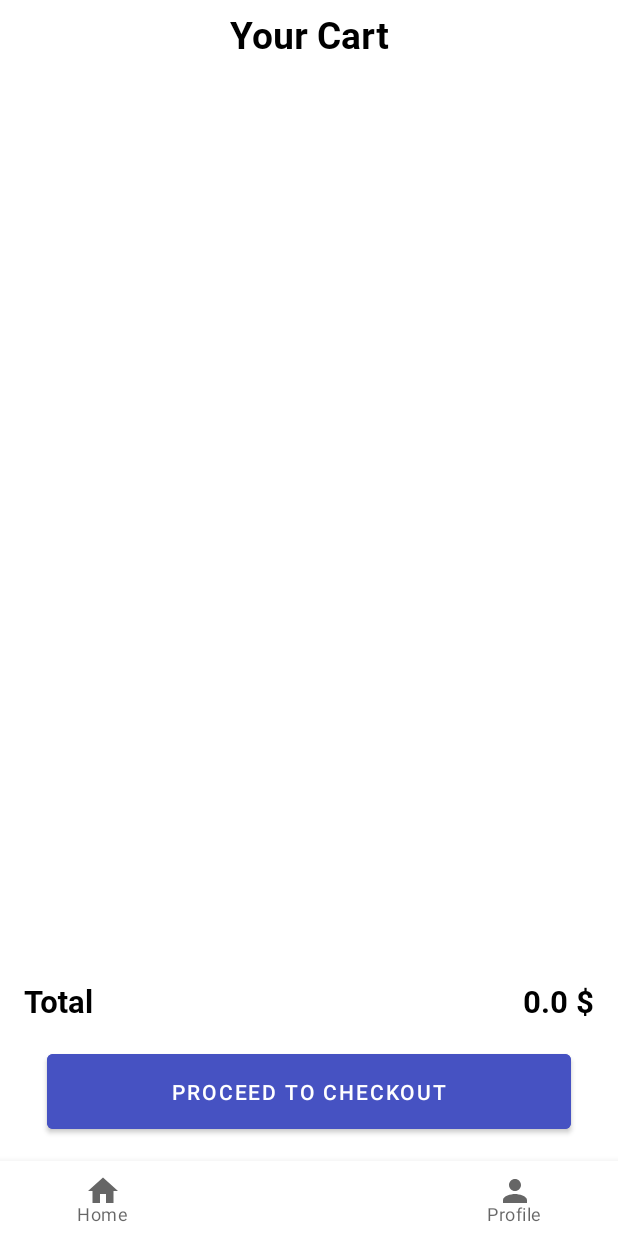
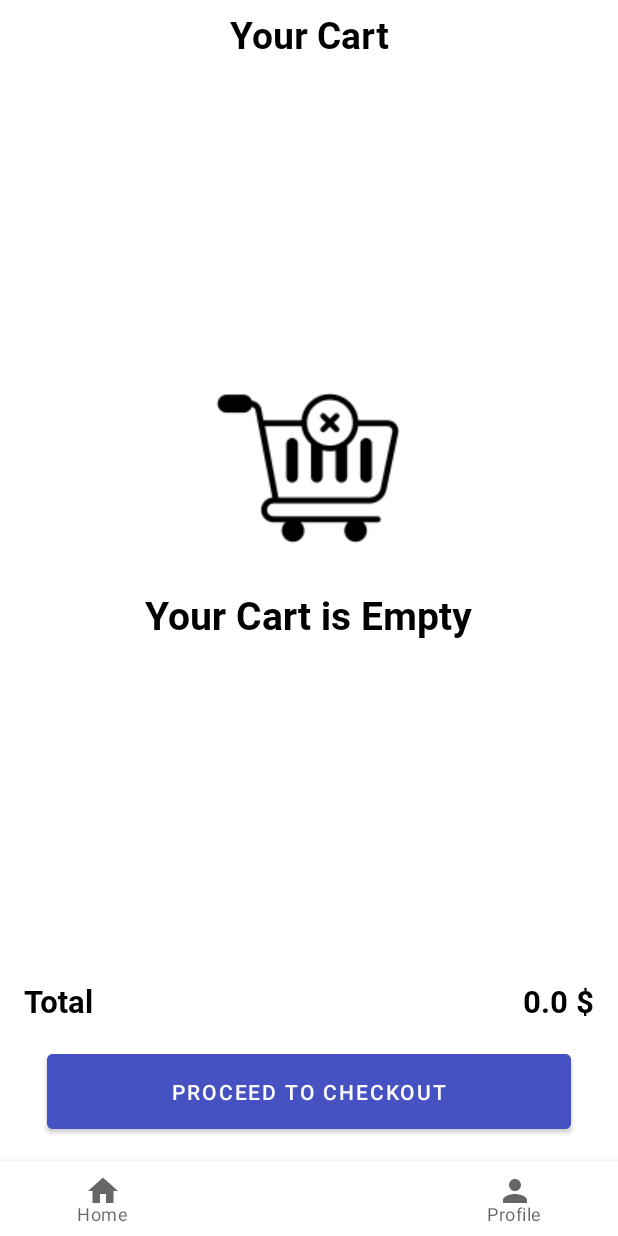
Before and after one commit to SeifEldinMohamed/EcommerceApp, an Android app: the CartFragment screen opened through its navigation route, on a phone screen of 412 x 824 dp. Run offline under Robolectric (Android 15) with nearby library versions, the phone set to English and light mode, and no system bars; our stand-ins replace Dagger/Hilt's generated code, Picasso, navigation-ui, sdp/ssp sizes; pictures from the network do not load.

Commit message:
Latest Version For Reviewing

```diff
--- a/app/src/main/java/com/seif/ecommerceapp/ui/cartfragment/CartFragment.kt
+++ b/app/src/main/java/com/seif/ecommerceapp/ui/cartfragment/CartFragment.kt
@@ -13,11 +13,11 @@ import com.seif.ecommerceapp.databinding.FragmentCartBinding
 import dagger.hilt.android.AndroidEntryPoint
 
 @AndroidEntryPoint
-class CartFragment : Fragment(), OnDeleteOrderClickListener{
+class CartFragment : Fragment(), OnDeleteOrderClickListener {
     private lateinit var binding: FragmentCartBinding
     private val ordersAdapter: OrdersAdapter by lazy { OrdersAdapter() }
     lateinit var cartViewModel: CartViewModel
-    lateinit var orderList:List<OrderEntity>
+    lateinit var orderList: List<OrderEntity>
     override fun onCreateView(
         inflater: LayoutInflater, container: ViewGroup?,
         savedInstanceState: Bundle?
@@ -35,17 +35,25 @@ class CartFragment : Fragment(), OnDeleteOrderClickListener{
         ordersAdapter.addView(binding.root)
         ordersAdapter.addListener(this)
 
-      //  ordersAdapter.addOrders(createDummyData())
+        //  ordersAdapter.addOrders(createDummyData())
         readOrders()
 
     }
 
     private fun readOrders() {
-        cartViewModel.readOrders.observe(requireActivity()){
+        cartViewModel.readOrders.observe(requireActivity()) {
             it?.let {
-                   ordersAdapter.addOrders(it)
-                   binding.tvSubtotal.text = "${cartViewModel.calculateTotalPrice(it)} $"
-
+                ordersAdapter.addOrders(it)
+                binding.tvSubtotal.text = "${cartViewModel.calculateTotalPrice(it)} $"
+                if (it.isEmpty()) {
+                    binding.tvEmptyCart.visibility = View.VISIBLE
+                    binding.ivEmptyCart.visibility = View.VISIBLE
+                    binding.rvOrderedProducts.visibility = View.GONE
+                } else {
+                    binding.tvEmptyCart.visibility = View.GONE
+                    binding.ivEmptyCart.visibility = View.GONE
+                    binding.rvOrderedProducts.visibility = View.VISIBLE
+                }
             }
         }
     }
--- a/app/src/main/java/com/seif/ecommerceapp/ui/homefragment/ProductAdapter.kt
+++ b/app/src/main/java/com/seif/ecommerceapp/ui/homefragment/ProductAdapter.kt
@@ -15,7 +15,7 @@ class ProductAdapter: RecyclerView.Adapter<ProductAdapter.MyViewHolder>() {
     class MyViewHolder(private val binding: ItemProductRowBinding): RecyclerView.ViewHolder(binding.root) {
         fun bind(product: Product) {
             binding.tvProductName.text = product.productName
-            binding.tvPrice.text = "${product.price.toInt()} $"
+            binding.tvPrice.text = "${product.price} $"
             Picasso.get().load(product.photo).into(binding.ivProduct)
 
             binding.cvProduct.setOnClickListener {
--- a/app/src/main/res/layout/fragment_cart.xml
+++ b/app/src/main/res/layout/fragment_cart.xml
@@ -24,6 +24,7 @@
         android:minHeight="?attr/actionBarSize"
         android:theme="?attr/actionBarTheme"
         app:layout_constraintEnd_toEndOf="parent"
+        app:layout_constraintHorizontal_bias="0.0"
         app:layout_constraintStart_toStartOf="parent"
         app:layout_constraintTop_toTopOf="parent" />
 
@@ -35,9 +36,9 @@
         android:text="@string/cart"
         android:textColor="@color/black"
         android:textSize="@dimen/_19ssp"
-        app:layout_constraintBottom_toTopOf="@+id/rv_ordered_products"
         app:layout_constraintEnd_toEndOf="@+id/tbCart"
         app:layout_constraintStart_toStartOf="@+id/tbCart"
+        app:layout_constraintBottom_toBottomOf="@+id/tbCart"
         app:layout_constraintTop_toTopOf="@+id/tbCart" />
 
     <androidx.constraintlayout.widget.ConstraintLayout
@@ -93,5 +94,32 @@
 
     </androidx.constraintlayout.widget.ConstraintLayout>
 
+    <ImageView
+        android:id="@+id/iv_empty_cart"
+        android:layout_width="wrap_content"
+        android:layout_height="wrap_content"
+        android:layout_marginTop="248dp"
+        android:contentDescription="@string/empty_shopping_cart_image_description"
+        android:src="@drawable/ic_empty_cart"
+        android:visibility="gone"
+        app:layout_constraintEnd_toEndOf="parent"
+        app:layout_constraintHorizontal_bias="0.498"
+        app:layout_constraintStart_toStartOf="parent"
+        app:layout_constraintTop_toTopOf="parent" />
+
+    <TextView
+        android:id="@+id/tv_empty_cart"
+        android:layout_width="wrap_content"
+        android:layout_height="wrap_content"
+        android:layout_marginTop="16dp"
+        android:fontFamily="@font/roboto_bold"
+        android:text="@string/your_cart_is_empty"
+        android:textColor="@color/black"
+        android:textSize="@dimen/_20ssp"
+        android:visibility="gone"
+        app:layout_constraintEnd_toEndOf="@+id/iv_empty_cart"
+        app:layout_constraintStart_toStartOf="@+id/iv_empty_cart"
+        app:layout_constraintTop_toBottomOf="@+id/iv_empty_cart" />
+
 
 </androidx.constraintlayout.widget.ConstraintLayout>
--- a/app/src/main/res/values/strings.xml
+++ b/app/src/main/res/values/strings.xml
@@ -50,4 +50,6 @@
     <string name="amount_4">Amount: 4</string>
     <string name="_0">0 $</string>
     <string name="background_image">background image</string>
+    <string name="your_cart_is_empty">Your Cart is Empty</string>
+    <string name="empty_shopping_cart_image_description">empty shopping cart image description</string>
 </resources>
```
Also changed, not shown: app/src/main/res/drawable/ic_empty_cart.png (added).
